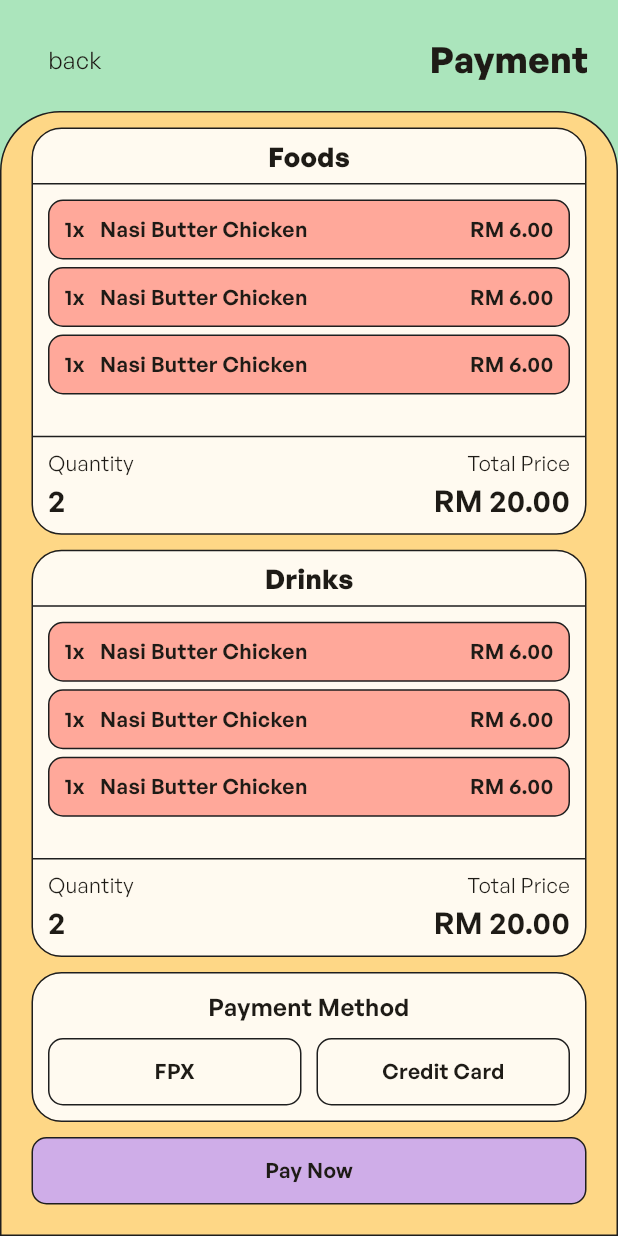
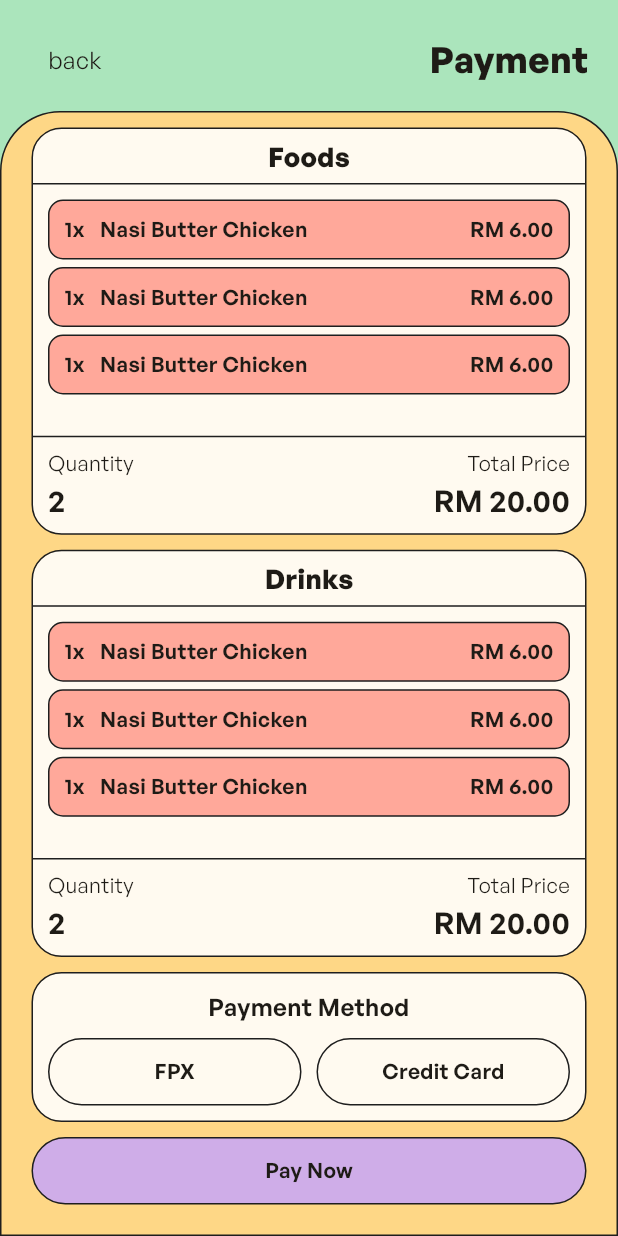
Before and after one commit to ElyasAsmad/orderje-app, a Flutter app: the PaymentScreen screen opened by its route, on a phone screen of 412 x 824 dp. Run offline on Flutter 3.47's test engine with Material 2 defaults, Android fonts, the phone set to English and light mode, and no system bars; our stand-ins replace firebase_auth, firebase_core, font_awesome_flutter, get, google_sign_in; missing offline and left inert: flutter_displaymode, skeleton_loader; accounts and stored records are empty; network calls fail.

Commit message:
⚡ Core widgets customizability improvement & utils

```diff
--- a/lib/widgets/core/orderje_outlined_button.dart
+++ b/lib/widgets/core/orderje_outlined_button.dart
@@ -1,28 +1,38 @@
 import 'package:flutter/material.dart';
 import 'package:flutter/src/widgets/framework.dart';
 import 'package:flutter/src/widgets/placeholder.dart';
+import 'package:orderje/constants/orderje_theme.dart';
 import 'package:orderje/widgets/core/orderje_styles.dart';
 
 class OrderJeOutlinedButton extends StatelessWidget {
-  OrderJeOutlinedButton({super.key, this.onTap, this.height, this.width, this.backgroundColor, required this.child});
+  OrderJeOutlinedButton(
+      {super.key,
+      this.onTap,
+      this.height,
+      this.width,
+      this.backgroundColor,
+      this.borderRadius = 10,
+      required this.child});
 
   VoidCallback? onTap;
   Widget child;
   double? width;
   double? height;
   Color? backgroundColor;
+  double borderRadius;
 
   @override
   Widget build(BuildContext context) {
     return GestureDetector(
       onTap: onTap,
-      child: Container(
+      child: AnimatedContainer(
+        duration: OrderJeTheme.buttonDuration,
         height: height,
         width: width,
         alignment: Alignment.center,
         decoration: OrderJeStyles.generateDecoration(
           backgroundColor: backgroundColor,
-          borderRadius: 10,
+          borderRadius: borderRadius,
           circularBorder: true,
         ),
         child: child,
```
Also changed, not shown: lib/widgets/core/orderje_image.dart (+13 -2 lines), lib/widgets/utils/orderje_asset_url_builder.dart (added, +35 -0 lines).
